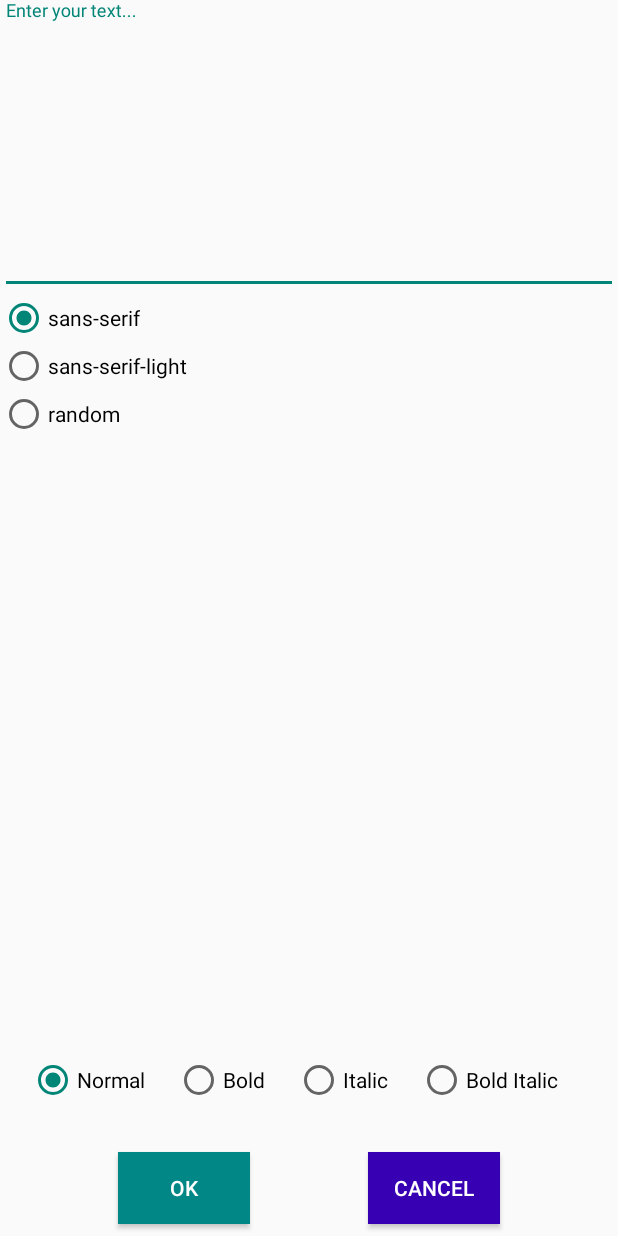
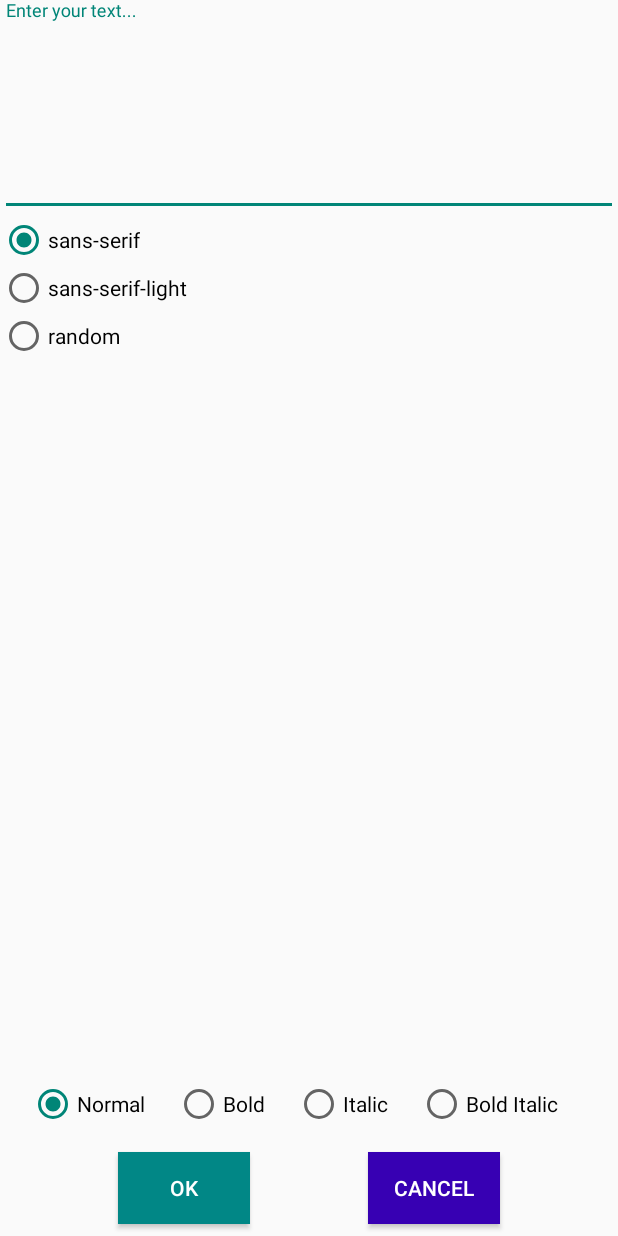
Before and after one commit to Hlebushkek/AndroidDevKPI, an Android app: the screen it shows after launch (MainActivity), on a phone screen of 412 x 824 dp. Run offline under Robolectric (Android 15) with nearby library versions, the phone set to English and light mode, and no system bars.

Commit message:
Size fix

```diff
--- a/Lab1/app/src/main/res/layout/activity_main.xml
+++ b/Lab1/app/src/main/res/layout/activity_main.xml
@@ -9,7 +9,7 @@
     <com.google.android.material.textfield.TextInputLayout
         android:id="@+id/textInputLayout"
         android:layout_width="0dp"
-        android:layout_height="196dp"
+        android:layout_height="144dp"
         app:layout_constraintEnd_toEndOf="parent"
         app:layout_constraintStart_toStartOf="parent"
         app:layout_constraintTop_toTopOf="parent">
@@ -35,7 +35,7 @@
     <FrameLayout
         android:id="@+id/textStylePlaceholder"
         android:layout_width="0dp"
-        android:layout_height="96dp"
+        android:layout_height="64dp"
         app:layout_constraintBottom_toTopOf="@+id/okButton"
         app:layout_constraintEnd_toEndOf="parent"
         app:layout_constraintStart_toStartOf="parent">
```
